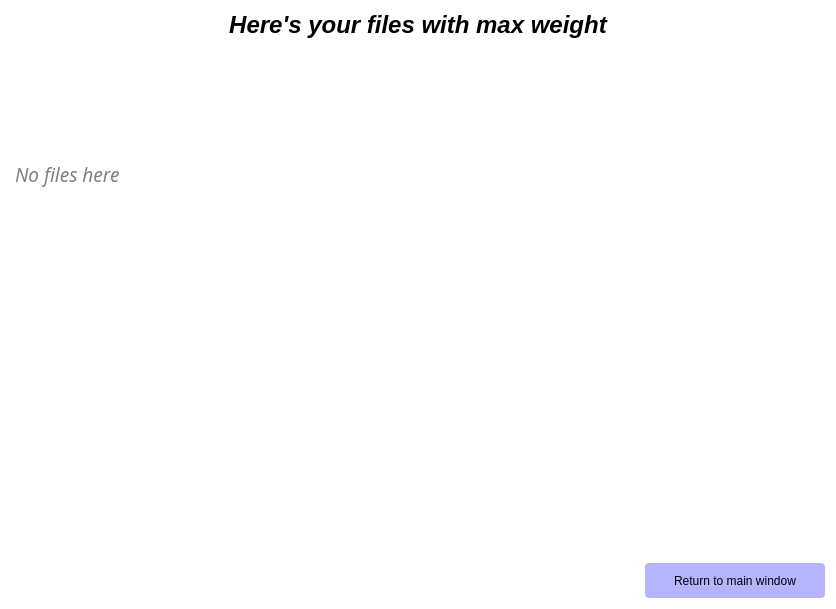
Qt form form.ui (Dm1tryb1t/HW) before a commit.
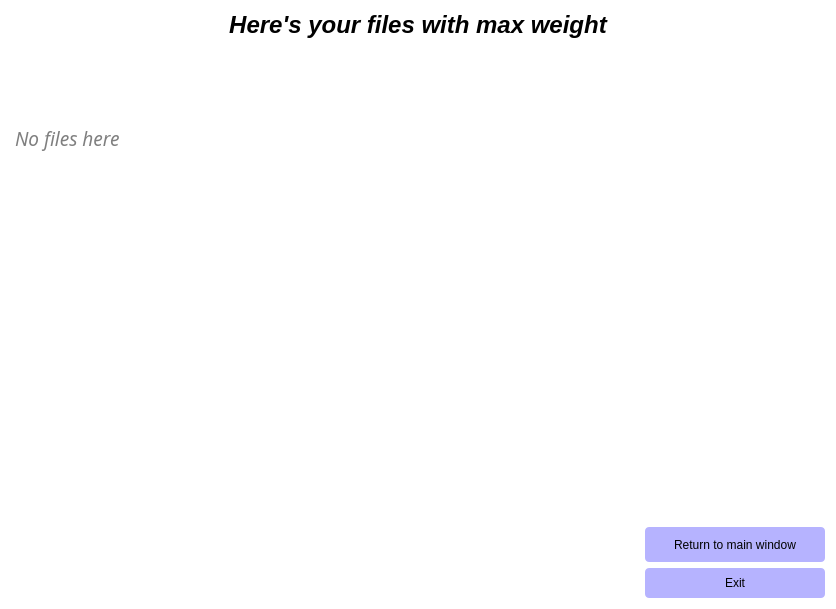
The same form after that commit. Icons and pictures are not drawn.

Diff of the .ui file:
```diff
--- a/form.ui
+++ b/form.ui
@@ -127,6 +127,39 @@
        </property>
       </widget>
      </item>
+     <item alignment="Qt::AlignRight">
+      <widget class="QPushButton" name="pushButton_2">
+       <property name="minimumSize">
+        <size>
+         <width>180</width>
+         <height>30</height>
+        </size>
+       </property>
+       <property name="maximumSize">
+        <size>
+         <width>180</width>
+         <height>30</height>
+        </size>
+       </property>
+       <property name="cursor">
+        <cursorShape>PointingHandCursor</cursorShape>
+       </property>
+       <property name="styleSheet">
+        <string notr="true">QPushButton {
+	color: black;
+	background-color: rgb(182, 179, 255);
+	border-radius: 4 
+}
+
+QPushButton::hover{
+	Background-color: rgb(115, 110, 255)
+}</string>
+       </property>
+       <property name="text">
+        <string>Exit</string>
+       </property>
+      </widget>
+     </item>
     </layout>
    </item>
   </layout>
```
